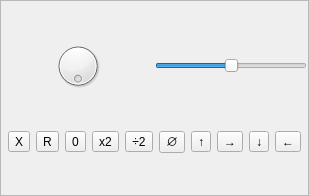
buddhi1980/mandelbulber2, file mandelbulber2/qt/slider_popup.ui: the form before one commit.
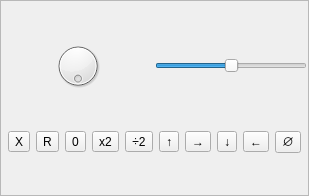
The form after the commit.

Commit message: Added missing parameters to cMaterial::paramsList Corrected tooltips for slider popup

Patch:
```diff
--- a/mandelbulber2/qt/slider_popup.ui
+++ b/mandelbulber2/qt/slider_popup.ui
@@ -153,19 +153,6 @@
        </property>
       </widget>
      </item>
-     <item>
-      <widget class="QToolButton" name="buInteger">
-       <property name="focusPolicy">
-        <enum>Qt::NoFocus</enum>
-       </property>
-       <property name="toolTip">
-        <string>Round to integer</string>
-       </property>
-       <property name="text">
-        <string>∅</string>
-       </property>
-      </widget>
-     </item>
      <item>
       <widget class="QToolButton" name="buUp">
        <property name="focusPolicy">
@@ -218,6 +205,19 @@
        </property>
       </widget>
      </item>
+     <item>
+      <widget class="QToolButton" name="buInteger">
+       <property name="focusPolicy">
+        <enum>Qt::NoFocus</enum>
+       </property>
+       <property name="toolTip">
+        <string>&quot;Magic Round&quot;</string>
+       </property>
+       <property name="text">
+        <string>∅</string>
+       </property>
+      </widget>
+     </item>
     </layout>
    </item>
   </layout>
```
Left out of the diff: 6 changed lines with no effect on the pictures. The commit also changes 1 other file.
